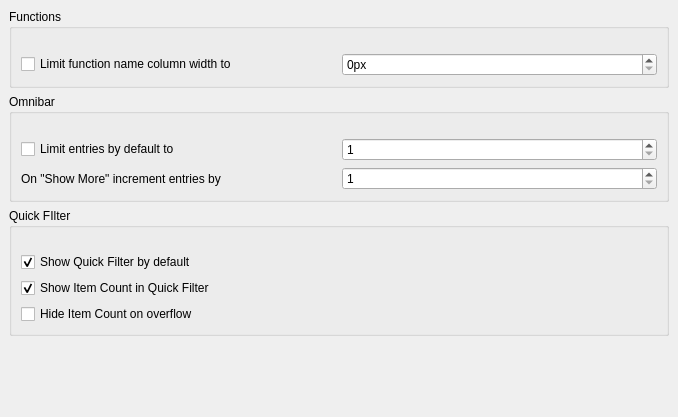
Old version of the form src/dialogs/preferences/InterfaceOptionsWidget.ui in the repository rizinorg/cutter.
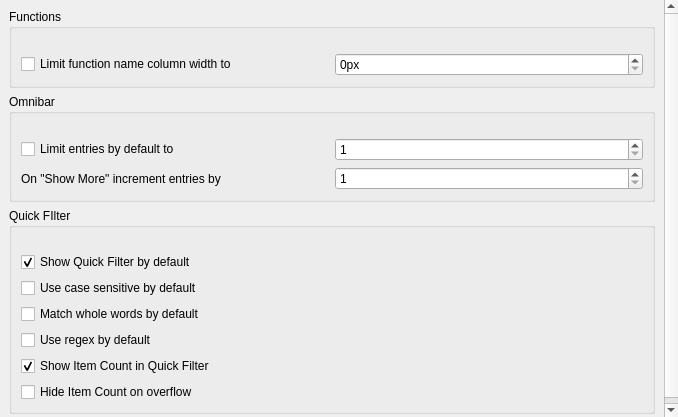
New version of the form.

```diff
--- a/src/dialogs/preferences/InterfaceOptionsWidget.ui
+++ b/src/dialogs/preferences/InterfaceOptionsWidget.ui
@@ -177,6 +177,27 @@
             </property>
            </widget>
           </item>
+          <item>
+           <widget class="QCheckBox" name="caseSensitiveCheckBox">
+            <property name="text">
+             <string>Use case sensitive by default</string>
+            </property>
+           </widget>
+          </item>
+          <item>
+           <widget class="QCheckBox" name="wholeWordsCheckBox">
+            <property name="text">
+             <string>Match whole words by default</string>
+            </property>
+           </widget>
+          </item>
+          <item>
+           <widget class="QCheckBox" name="regexCheckBox">
+            <property name="text">
+             <string>Use regex by default</string>
+            </property>
+           </widget>
+          </item>
           <item>
            <widget class="QCheckBox" name="itemCountCheckBox">
             <property name="text">
```
